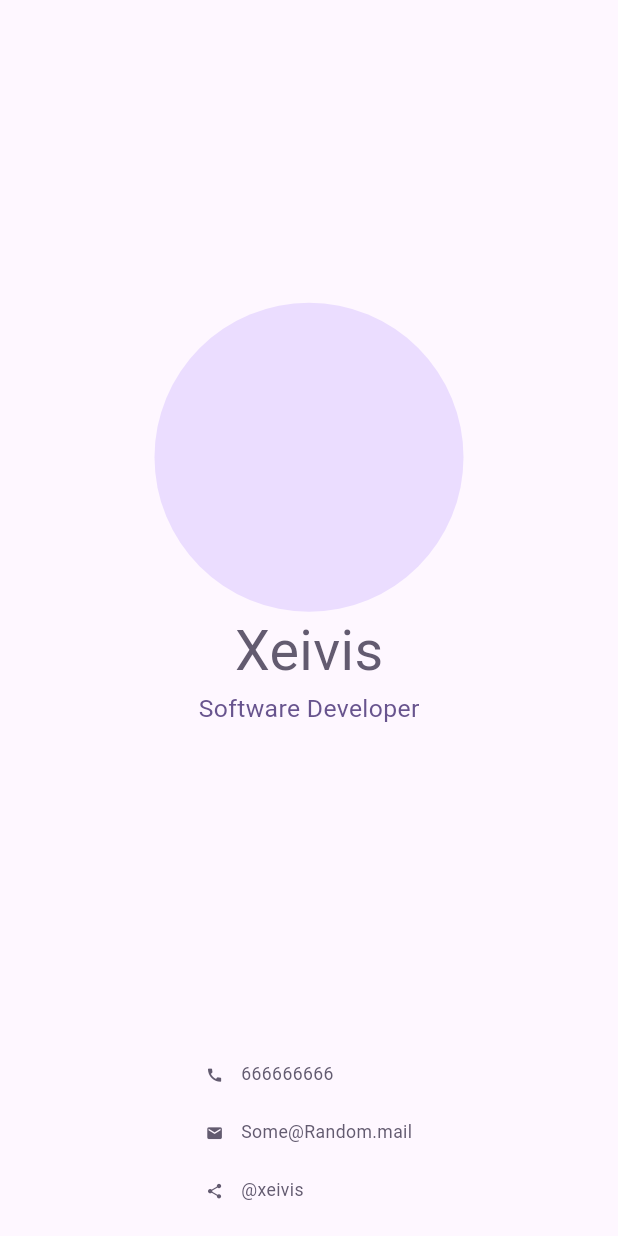
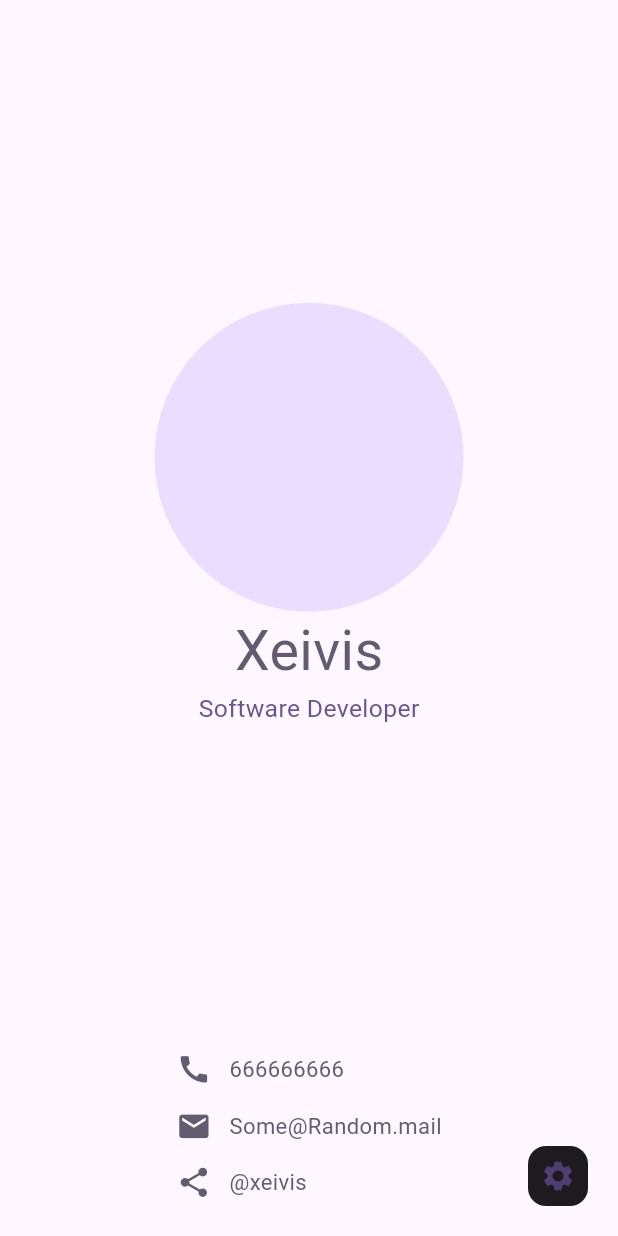
Before and after one commit to Xeivis/Flutter-ID-Business-App, a Flutter app: the screen it shows after launch, on a phone screen of 412 x 824 dp. Run offline on Flutter 3.47's test engine with Material 3 defaults, Android fonts, the phone set to English and light mode, and no system bars.

Commit message:
New floating button added

```diff
--- a/lib/pages/home.dart
+++ b/lib/pages/home.dart
@@ -55,13 +55,24 @@ class _HomeState extends State<Home> {
               ),
               Flexible(
                 flex: 1,
-                child: ContactInfo(
-                  contact: contact,
+                child: Padding(
+                  padding: const EdgeInsets.only(bottom: 10),
+                  child: ContactInfo(
+                    contact: contact,
+                  ),
                 ),
               ),
             ],
           ),
         ),
+        floatingActionButton: FloatingActionButton.small(
+          child: const Icon(
+            Icons.settings,
+          ),
+          backgroundColor: Theme.of(context).colorScheme.onBackground,
+          elevation: 0,
+          onPressed: () {},
+        ),
       ),
     );
   }
--- a/lib/widgets/info_line.dart
+++ b/lib/widgets/info_line.dart
@@ -25,14 +25,14 @@ class InfoLine extends StatelessWidget {
         Icon(
           icon,
           color: Theme.of(context).colorScheme.secondary,
-          size: 20 * (relevantSize/700),
+          size: 40 * (relevantSize/700),
         ),
         Padding(
           padding: EdgeInsets.only(left: 20 * (relevantSize/700),),
           child: Text(
             text,
             style: TextStyle(
-              fontSize: 20 * (relevantSize/700),
+              fontSize: 25 * (relevantSize/700),
               color: Theme.of(context).colorScheme.secondary,
             ),
           ),
```
